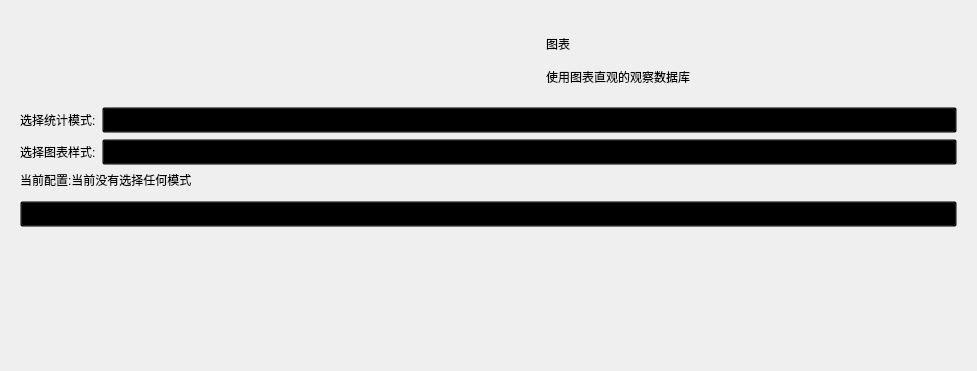
This is assets/ui/chart_page.ui in 271374667/SimpleWMS as Qt 5 draws it before an edit; both pictures show x 0 to 977 and y 0 to 371 of the 977 by 739 pixel window. The edited form follows.
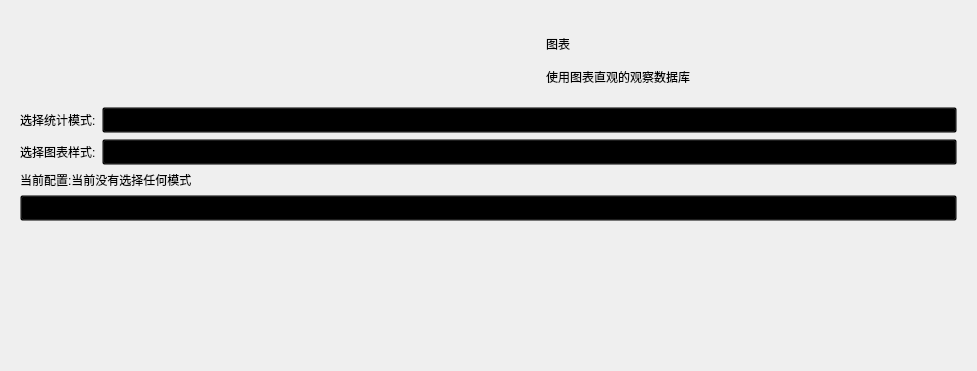
This is the edited form. Icons and pictures are not drawn. Custom widgets are drawn as their Qt base class.

```diff
--- a/assets/ui/chart_page.ui
+++ b/assets/ui/chart_page.ui
@@ -16,12 +16,27 @@
   <layout class="QVBoxLayout" name="verticalLayout">
    <item>
     <widget class="SmoothScrollArea" name="SmoothScrollArea">
+     <property name="sizePolicy">
+      <sizepolicy hsizetype="Expanding" vsizetype="Expanding">
+       <horstretch>0</horstretch>
+       <verstretch>0</verstretch>
+      </sizepolicy>
+     </property>
+     <property name="minimumSize">
+      <size>
+       <width>400</width>
+       <height>450</height>
+      </size>
+     </property>
      <property name="styleSheet">
       <string notr="true">background-color: rgba(0, 0, 0, 0);</string>
      </property>
      <property name="frameShape">
       <enum>QFrame::NoFrame</enum>
      </property>
+     <property name="frameShadow">
+      <enum>QFrame::Plain</enum>
+     </property>
      <property name="widgetResizable">
       <bool>true</bool>
      </property>
@@ -204,11 +219,11 @@
          </property>
         </widget>
        </item>
-       <item>
-        <widget class="QWidget" name="widget" native="true"/>
-       </item>
        <item>
         <widget class="PrimaryPushButton" name="PrimaryPushButton">
+         <property name="toolTip">
+          <string>仅当您点击绘制时才会更新表格</string>
+         </property>
          <property name="text">
           <string>绘制图表</string>
          </property>
@@ -217,7 +232,7 @@
        <item>
         <widget class="FramelessWebEngineView" name="widget_2" native="true">
          <property name="sizePolicy">
-          <sizepolicy hsizetype="Preferred" vsizetype="Expanding">
+          <sizepolicy hsizetype="Expanding" vsizetype="MinimumExpanding">
            <horstretch>0</horstretch>
            <verstretch>0</verstretch>
           </sizepolicy>
@@ -225,11 +240,11 @@
          <property name="minimumSize">
           <size>
            <width>0</width>
-           <height>400</height>
+           <height>440</height>
           </size>
          </property>
          <property name="styleSheet">
-          <string notr="true">background-color: rgba(0, 0, 0, 0);</string>
+          <string notr="true"/>
          </property>
         </widget>
        </item>
```
